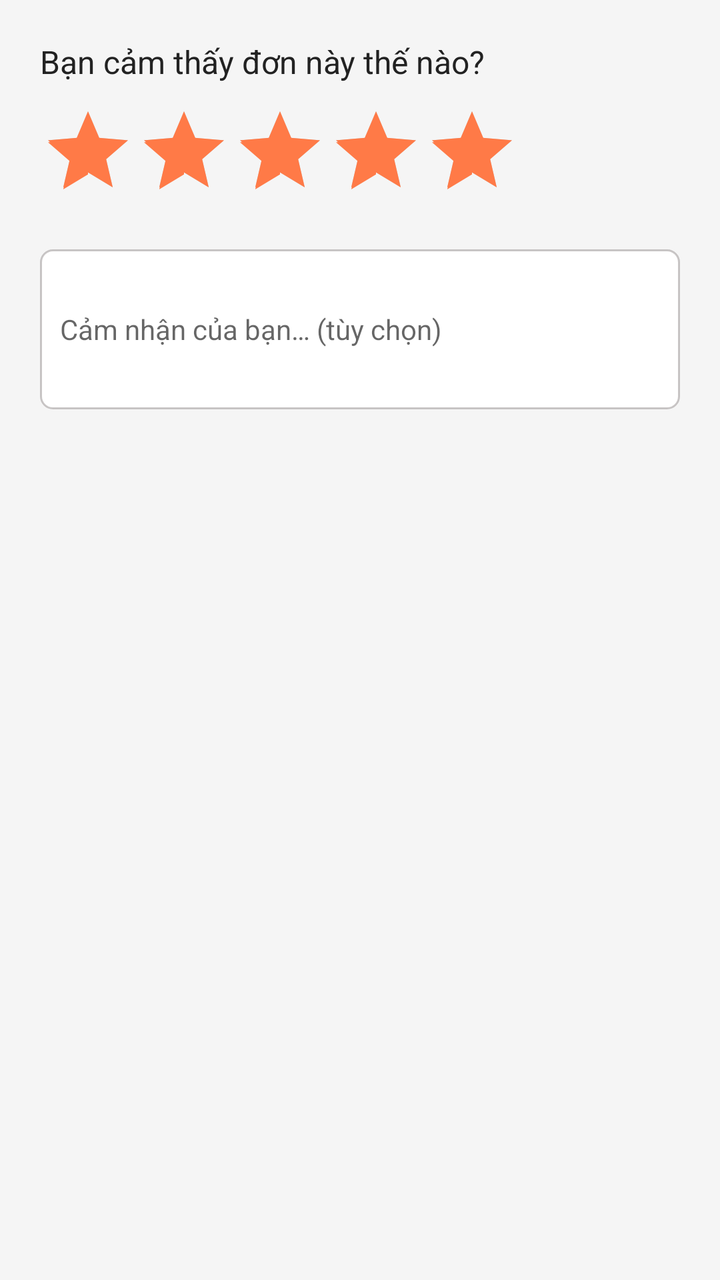
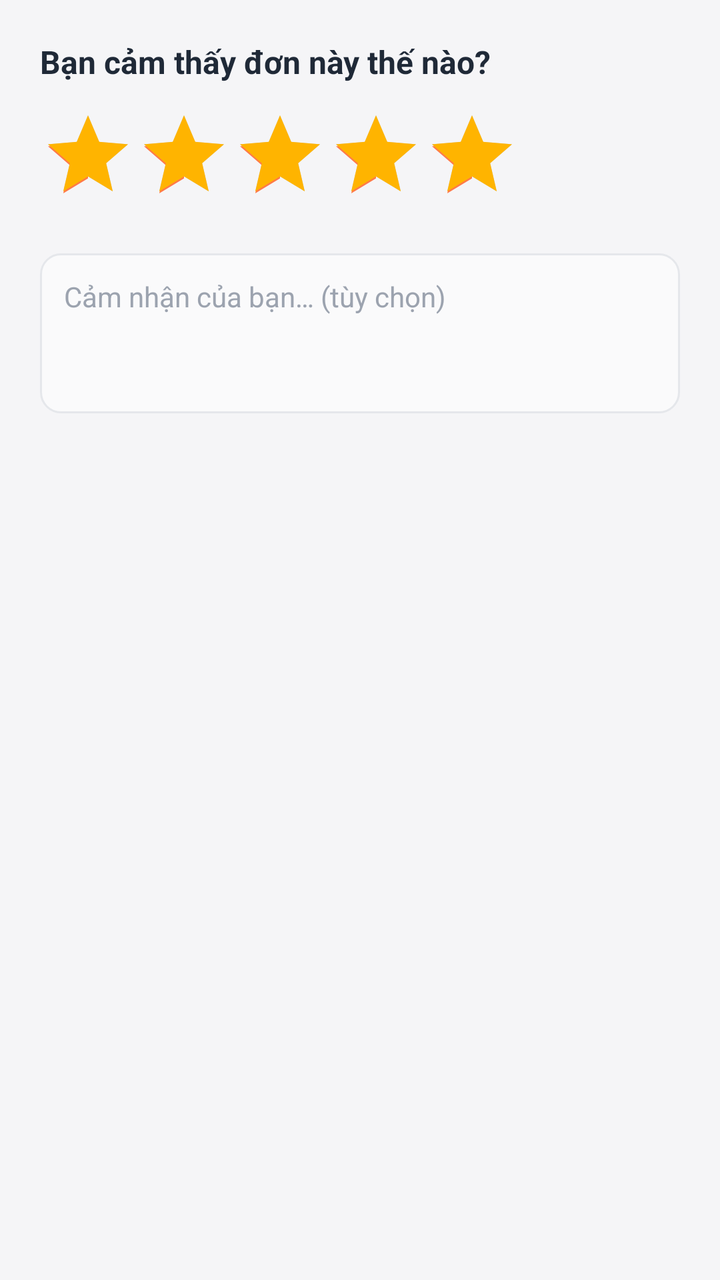

Before-and-after screenshots of an Android layout around one commit, followed by the original layout XML and the change that was made.
<!-- AndroidManifest.xml: application theme AppTheme -->
<!-- res/layout/dialog_rate_order.xml -->
<?xml version="1.0" encoding="utf-8"?>
<LinearLayout xmlns:android="http://schemas.android.com/apk/res/android"
    android:layout_width="match_parent"
    android:layout_height="wrap_content"
    android:orientation="vertical"
    android:padding="@dimen/define_dimen_20">

    <TextView
        android:layout_width="wrap_content"
        android:layout_height="wrap_content"
        android:text="@string/rating_dialog_hint"
        android:textColor="@color/textColorPrimary"
        android:textSize="@dimen/text_size_normal" />

    <RatingBar
        android:id="@+id/rating_bar"
        style="?android:attr/ratingBarStyle"
        android:layout_width="wrap_content"
        android:layout_height="wrap_content"
        android:layout_marginTop="@dimen/define_dimen_10"
        android:numStars="5"
        android:rating="5"
        android:stepSize="1" />

    <EditText
        android:id="@+id/edt_review_comment"
        android:layout_width="match_parent"
        android:layout_height="wrap_content"
        android:layout_marginTop="@dimen/define_dimen_16"
        android:background="@drawable/bg_white_corner_6_border_gray"
        android:hint="@string/rating_comment_hint"
        android:inputType="textMultiLine|textCapSentences"
        android:minHeight="80dp"
        android:padding="@dimen/define_dimen_10"
        android:textSize="@dimen/text_size_small" />
</LinearLayout>
<!-- resources referenced by this layout -->
<resources>
  <color name="textColorPrimary">#222222</color>
  <dimen name="define_dimen_10">10dp</dimen>
  <dimen name="define_dimen_16">16dp</dimen>
  <dimen name="define_dimen_20">20dp</dimen>
  <dimen name="text_size_normal">16sp</dimen>
  <dimen name="text_size_small">14sp</dimen>
  <!-- drawable bg_white_corner_6_border_gray (drawable) -->
  <?xml version="1.0" encoding="utf-8"?>
  
  <shape xmlns:android="http://schemas.android.com/apk/res/android">
      <corners android:radius="6dp" />
      <solid android:color="@color/white" />
      <stroke android:width="1dp"
          android:color="@color/black_overlay"/>
  </shape>
  <string name="rating_comment_hint">Cảm nhận của bạn… (tùy chọn)</string>
  <string name="rating_dialog_hint">Bạn cảm thấy đơn này thế nào?</string>
  <style name="AppTheme" parent="Theme.AppCompat.Light.NoActionBar">
          <item name="colorPrimary">@color/colorPrimary</item>
          <item name="colorPrimaryDark">@color/colorPrimaryDark</item>
          <item name="colorAccent">@color/colorAccent</item>
          <item name="android:statusBarColor">@color/brandOrangeDark</item>
          <item name="android:windowBackground">@color/screenBackground</item>
          <item name="android:textColor">@color/textColorPrimary</item>
      </style>
  <color name="white">#ffffff</color>
  <color name="black_overlay">#667C7474</color>
  <color name="colorPrimary">#EE4D2D</color>
  <color name="colorPrimaryDark">#D73211</color>
  <color name="colorAccent">#FF7A47</color>
  <color name="brandOrangeDark">#D73211</color>
  <color name="screenBackground">#F5F5F5</color>
</resources>

<!-- the commit's change to res/layout/dialog_rate_order.xml (unified diff, before → after) -->
@@ -9,16 +9,18 @@
         android:layout_width="wrap_content"
         android:layout_height="wrap_content"
         android:text="@string/rating_dialog_hint"
-        android:textColor="@color/textColorPrimary"
-        android:textSize="@dimen/text_size_normal" />
+        android:textColor="@color/neutral800"
+        android:textSize="@dimen/text_size_normal"
+        android:textStyle="bold" />
 
     <RatingBar
         android:id="@+id/rating_bar"
         style="?android:attr/ratingBarStyle"
         android:layout_width="wrap_content"
         android:layout_height="wrap_content"
-        android:layout_marginTop="@dimen/define_dimen_10"
+        android:layout_marginTop="@dimen/define_dimen_12"
         android:numStars="5"
+        android:progressTint="@color/ratingStar"
         android:rating="5"
         android:stepSize="1" />
 
@@ -27,10 +29,12 @@
         android:layout_width="match_parent"
         android:layout_height="wrap_content"
         android:layout_marginTop="@dimen/define_dimen_16"
-        android:background="@drawable/bg_white_corner_6_border_gray"
+        android:background="@drawable/bg_input_field"
+        android:gravity="top"
         android:hint="@string/rating_comment_hint"
         android:inputType="textMultiLine|textCapSentences"
-        android:minHeight="80dp"
-        android:padding="@dimen/define_dimen_10"
+        android:minHeight="@dimen/define_dimen_80"
+        android:padding="@dimen/define_dimen_12"
+        android:textColorHint="@color/neutral400"
         android:textSize="@dimen/text_size_small" />
 </LinearLayout>
<!-- resource entries referenced after the edit -->
@@ -1,19 +1,22 @@
 <!-- resources referenced by this layout -->
 <resources>
+  <color name="neutral400">#9CA3AF</color>
+  <color name="neutral800">#1F2937</color>
+  <color name="ratingStar">#FFB400</color>
+  <dimen name="define_dimen_12">12dp</dimen>
   <color name="textColorPrimary">#222222</color>
-  <dimen name="define_dimen_10">10dp</dimen>
   <dimen name="define_dimen_16">16dp</dimen>
   <dimen name="define_dimen_20">20dp</dimen>
+  <dimen name="define_dimen_80">80dp</dimen>
   <dimen name="text_size_normal">16sp</dimen>
   <dimen name="text_size_small">14sp</dimen>
-  <!-- drawable bg_white_corner_6_border_gray (drawable) -->
+  <!-- drawable bg_input_field (drawable) -->
   <?xml version="1.0" encoding="utf-8"?>
-  
-  <shape xmlns:android="http://schemas.android.com/apk/res/android">
-      <corners android:radius="6dp" />
-      <solid android:color="@color/white" />
-      <stroke android:width="1dp"
-          android:color="@color/black_overlay"/>
+  <shape xmlns:android="http://schemas.android.com/apk/res/android"
+      android:shape="rectangle">
+      <solid android:color="@color/neutral50" />
+      <corners android:radius="10dp" />
+      <stroke android:width="1dp" android:color="@color/neutral200" />
   </shape>
   <string name="rating_comment_hint">Cảm nhận của bạn… (tùy chọn)</string>
   <string name="rating_dialog_hint">Bạn cảm thấy đơn này thế nào?</string>
@@ -25,12 +28,12 @@
           <item name="android:windowBackground">@color/screenBackground</item>
           <item name="android:textColor">@color/textColorPrimary</item>
       </style>
-  <color name="white">#ffffff</color>
-  <color name="black_overlay">#667C7474</color>
+  <color name="neutral50">#FAFAFB</color>
+  <color name="neutral200">#E5E7EB</color>
   <color name="colorPrimary">#EE4D2D</color>
   <color name="colorPrimaryDark">#D73211</color>
   <color name="colorAccent">#FF7A47</color>
   <color name="brandOrangeDark">#D73211</color>
-  <color name="screenBackground">#F5F5F5</color>
+  <color name="screenBackground">#F5F5F7</color>
 </resources>
 
